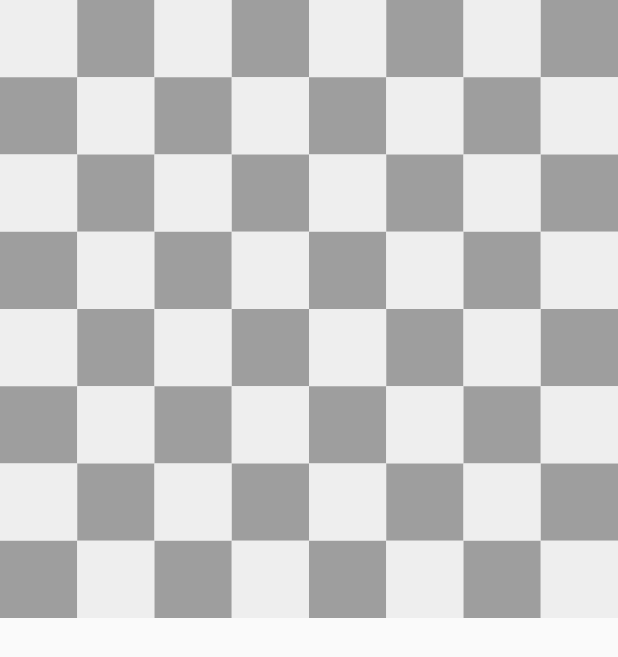
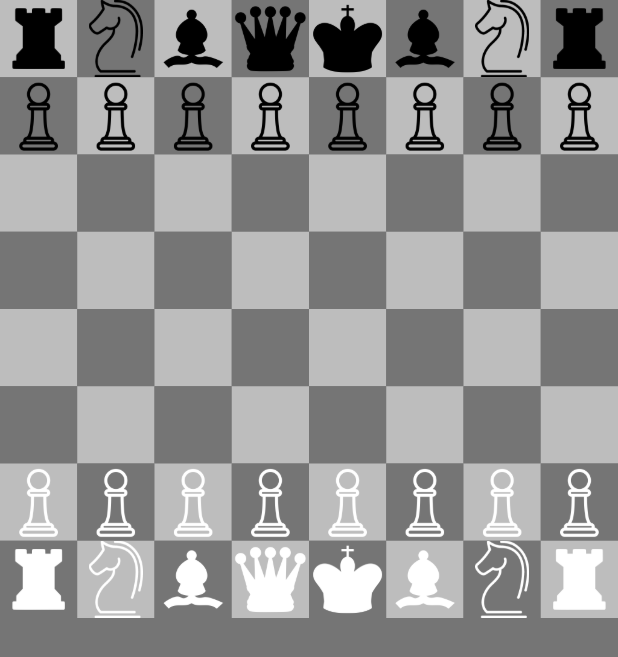
Before and after one commit to cenkgrs/Flutter-Chess-App, a Flutter app: the screen it shows after launch, on a phone screen of 412 x 824 dp. Shown: the top 657 px of the screen. Run offline on Flutter 3.47's test engine with Material 2 defaults, Android fonts, the phone set to English and light mode, and no system bars.

Commit message:
- Board filled with pieces - Piece selection

```diff
--- /dev/null
+++ b/lib/components/piece.dart
@@ -0,0 +1,10 @@
+enum ChessPieceType { pawn, rook, knight, bishop, queen, king }
+
+class ChessPiece {
+  final ChessPieceType type;
+  final bool isWhite;
+  final String imagePath;
+
+  ChessPiece(
+      {required this.type, required this.isWhite, required this.imagePath});
+}
--- a/lib/components/square.dart
+++ b/lib/components/square.dart
@@ -1,13 +1,39 @@
+import 'package:chess_puzzle_app/components/piece.dart';
+import 'package:chess_puzzle_app/values/colors.dart';
 import 'package:flutter/material.dart';
 
 class Square extends StatelessWidget {
   final bool isWhite;
-  const Square({super.key, required this.isWhite});
+  final ChessPiece? piece;
+  final bool isSelected;
+  final void Function()? onTap;
+
+  const Square(
+      {super.key,
+      required this.isWhite,
+      required this.piece,
+      required this.isSelected,
+      required this.onTap});
 
   @override
   Widget build(BuildContext context) {
-    return Container(
-      color: isWhite ? Colors.grey[200] : Colors.grey[500],
+    Color? squareColor;
+
+    if (isSelected) {
+      squareColor = Colors.green;
+    } else {
+      squareColor = isWhite ? foregroundColor : backgroundColor;
+    }
+
+    return GestureDetector(
+      onTap: onTap,
+      child: Container(
+        color: squareColor,
+        child: piece != null
+            ? Image.asset(piece!.imagePath,
+                color: piece!.isWhite ? Colors.white : Colors.black)
+            : null,
+      ),
     );
   }
 }
--- /dev/null
+++ b/lib/values/colors.dart
@@ -0,0 +1,4 @@
+import 'package:flutter/material.dart';
+
+var backgroundColor = Colors.grey[600];
+var foregroundColor = Colors.grey[400];
--- a/pubspec.yaml
+++ b/pubspec.yaml
@@ -17,3 +17,6 @@
 
 flutter:
   uses-material-design: true
+
+  assets:
+    - lib/images/
```
Also changed, not shown: lib/game_board.dart (+159 -1 lines), lib/images/bishop.png (added), lib/images/king.png (added), lib/images/knight.png (added), lib/images/pawn.png (added), lib/images/queen.png (added), lib/images/rook.png (added).
